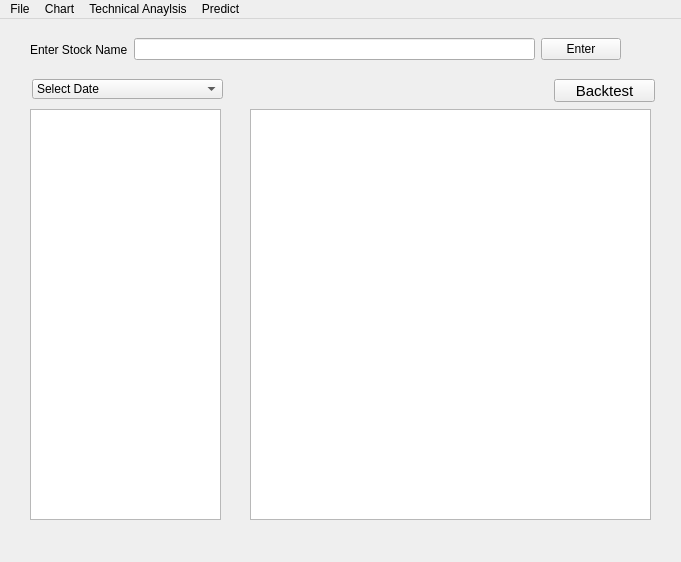
This is ui/mainGui.ui in er-devinderjeet/gui as Qt 5 draws it before an edit. The edited form follows.
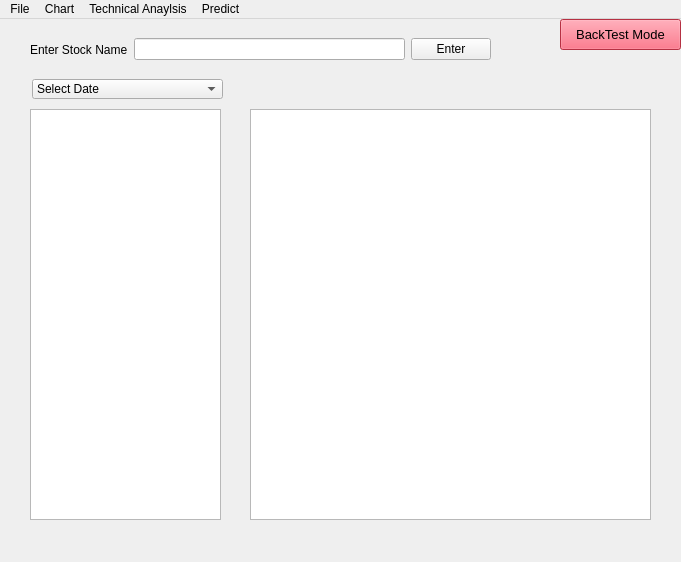
This is the edited form.

What changed in the file:
```diff
--- a/ui/mainGui.ui
+++ b/ui/mainGui.ui
@@ -32,7 +32,7 @@
      <rect>
       <x>30</x>
       <y>10</y>
-      <width>591</width>
+      <width>461</width>
       <height>41</height>
      </rect>
     </property>
@@ -94,19 +94,22 @@
    <widget class="QPushButton" name="pushButton">
     <property name="geometry">
      <rect>
-      <x>554</x>
-      <y>60</y>
-      <width>101</width>
-      <height>23</height>
+      <x>560</x>
+      <y>0</y>
+      <width>121</width>
+      <height>31</height>
      </rect>
     </property>
     <property name="font">
      <font>
-      <pointsize>11</pointsize>
+      <pointsize>10</pointsize>
      </font>
     </property>
+    <property name="styleSheet">
+     <string notr="true">background-color: rgb(255, 69, 94);</string>
+    </property>
     <property name="text">
-     <string>Backtest</string>
+     <string>BackTest Mode</string>
     </property>
    </widget>
   </widget>
```
Left out of the diff: 2 changed lines with no effect on the pictures.
